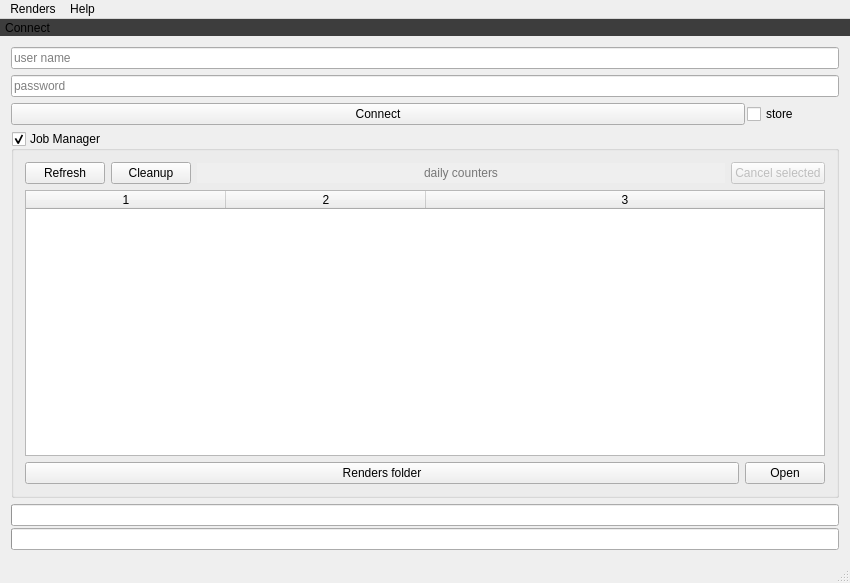
Above: raypumpwindow.ui from michalmielczynski/RayPump before the change. Below: the same form after it.
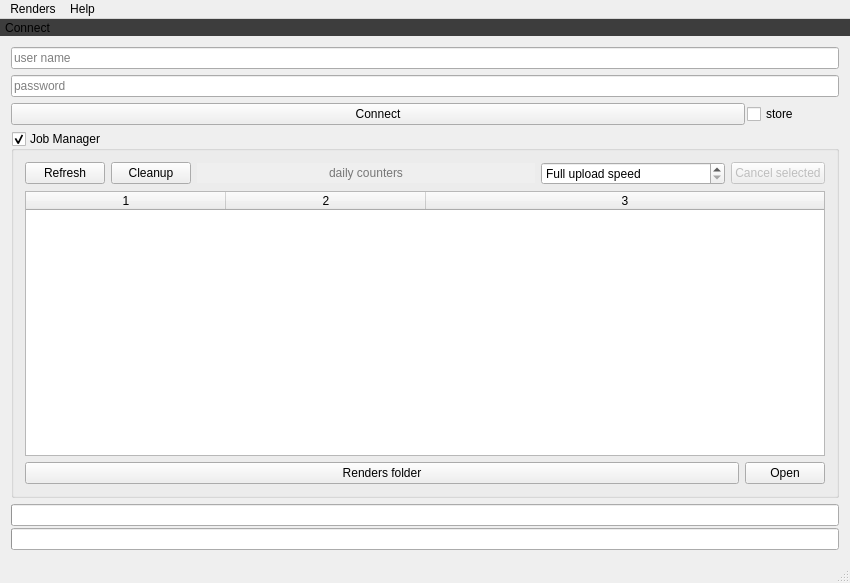
That is the form after the change. Icons and pictures are not drawn.

Commit message: upload speed limit is back (solving Windows transfer problems, hopefuly)

What changed in the file:
```diff
--- a/raypumpwindow.ui
+++ b/raypumpwindow.ui
@@ -151,8 +151,8 @@
             <bool>false</bool>
            </property>
            <property name="sizePolicy">
-            <sizepolicy hsizetype="Expanding" vsizetype="Fixed">
-             <horstretch>1</horstretch>
+            <sizepolicy hsizetype="MinimumExpanding" vsizetype="Fixed">
+             <horstretch>2</horstretch>
              <verstretch>0</verstretch>
             </sizepolicy>
            </property>
@@ -187,6 +187,31 @@
            </property>
           </widget>
          </item>
+         <item>
+          <widget class="QSpinBox" name="spinBoxUploadLimit">
+           <property name="sizePolicy">
+            <sizepolicy hsizetype="MinimumExpanding" vsizetype="Fixed">
+             <horstretch>1</horstretch>
+             <verstretch>0</verstretch>
+            </sizepolicy>
+           </property>
+           <property name="toolTip">
+            <string>Limiting upload speed can solve transfer problems under Windows</string>
+           </property>
+           <property name="specialValueText">
+            <string>Full upload speed</string>
+           </property>
+           <property name="suffix">
+            <string> KiB</string>
+           </property>
+           <property name="prefix">
+            <string>Max. upload speed: </string>
+           </property>
+           <property name="maximum">
+            <number>1024</number>
+           </property>
+          </widget>
+         </item>
          <item>
           <widget class="QPushButton" name="pushButtonCancelJob">
            <property name="enabled">
```
Left out of the diff: 2 changed lines with no effect on the pictures. The commit also changes 6 other files.
